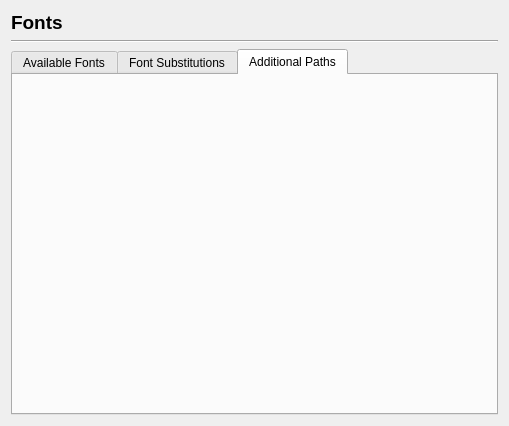
Old version of the form scribus/ui/prefs_fontsbase.ui in the repository scribusproject/scribus.
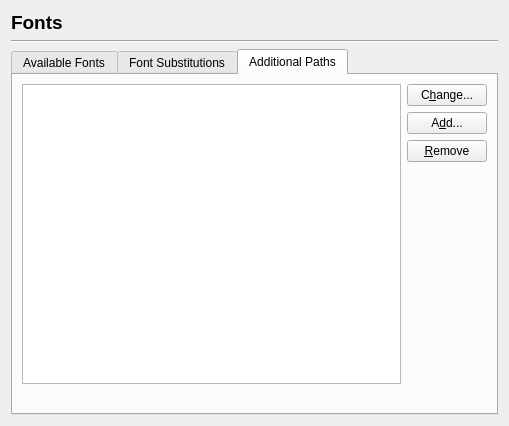
New version of the form. The open tabs and pages were chosen to show the change. Custom widgets are drawn as their Qt base class.

Commit message: Enable new fonts prefs tab

What changed in the file:
```diff
--- a/scribus/ui/prefs_fontsbase.ui
+++ b/scribus/ui/prefs_fontsbase.ui
@@ -54,11 +54,91 @@
       <attribute name="title">
        <string>Additional Paths</string>
       </attribute>
+      <layout class="QVBoxLayout" name="verticalLayout_5">
+       <item>
+        <layout class="QHBoxLayout" name="horizontalLayout_2">
+         <item>
+          <widget class="QListWidget" name="pathListWidget"/>
+         </item>
+         <item>
+          <layout class="QVBoxLayout" name="verticalLayout_4">
+           <item>
+            <widget class="QPushButton" name="changeButton">
+             <property name="text">
+              <string>C&amp;hange...</string>
+             </property>
+            </widget>
+           </item>
+           <item>
+            <widget class="QPushButton" name="addButton">
+             <property name="text">
+              <string>A&amp;dd...</string>
+             </property>
+            </widget>
+           </item>
+           <item>
+            <widget class="QPushButton" name="removeButton">
+             <property name="text">
+              <string>&amp;Remove</string>
+             </property>
+            </widget>
+           </item>
+           <item>
+            <spacer name="additionalPathsButtonsVerticalSpacer">
+             <property name="orientation">
+              <enum>Qt::Vertical</enum>
+             </property>
+             <property name="sizeHint" stdset="0">
+              <size>
+               <width>20</width>
+               <height>40</height>
+              </size>
+             </property>
+            </spacer>
+           </item>
+          </layout>
+         </item>
+        </layout>
+       </item>
+       <item>
+        <widget class="QLabel" name="whyBlankLabel">
+         <property name="text">
+          <string/>
+         </property>
+         <property name="wordWrap">
+          <bool>true</bool>
+         </property>
+        </widget>
+       </item>
+       <item>
+        <spacer name="additionalPathsLabelVerticalSpacer">
+         <property name="orientation">
+          <enum>Qt::Vertical</enum>
+         </property>
+         <property name="sizeType">
+          <enum>QSizePolicy::Minimum</enum>
+         </property>
+         <property name="sizeHint" stdset="0">
+          <size>
+           <width>0</width>
+           <height>0</height>
+          </size>
+         </property>
+        </spacer>
+       </item>
+      </layout>
      </widget>
     </widget>
    </item>
   </layout>
  </widget>
+ <customwidgets>
+  <customwidget>
+   <class>FontListView</class>
+   <extends>QTableView</extends>
+   <header>ui/fontlistview.h</header>
+  </customwidget>
+ </customwidgets>
  <resources/>
  <connections/>
 </ui>
```
Left out of the diff: 66 changed lines with no effect on the pictures. The commit also changes 3 other files.
